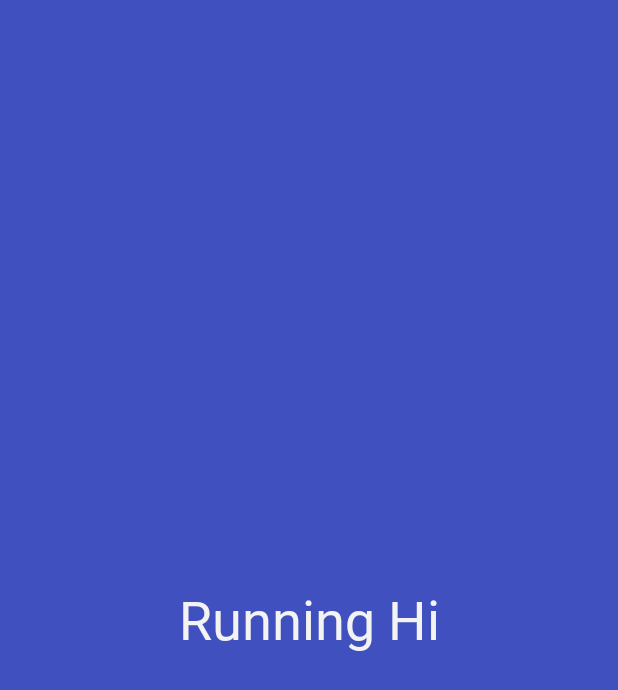
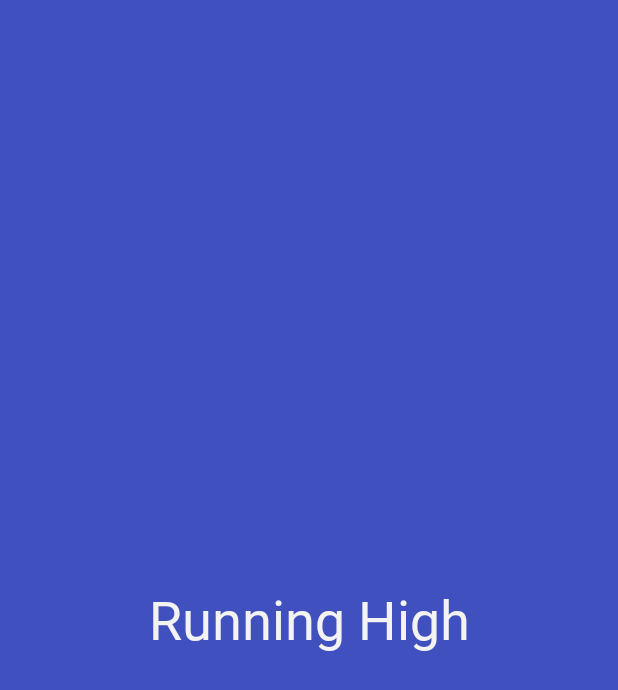
Before and after one commit to slpjenny/LetsGoHiking, an Android app: the first screen one second after launch (StartActivity), on a phone screen of 412 x 824 dp. Shown: the top 690 px of the screen. Run offline under Robolectric (Android 15) with nearby library versions, the phone set to English and light mode, and no system bars.

Commit message:
running high

```diff
--- a/app/src/main/res/layout/activity_start.xml
+++ b/app/src/main/res/layout/activity_start.xml
@@ -10,7 +10,7 @@
         android:id="@+id/textView2"
         android:layout_width="wrap_content"
         android:layout_height="wrap_content"
-        android:text="Running Hi"
+        android:text="Running High"
         android:textColor="#F4F3F3"
         android:textSize="36sp"
         android:fontFamily="@font/batang"
```
